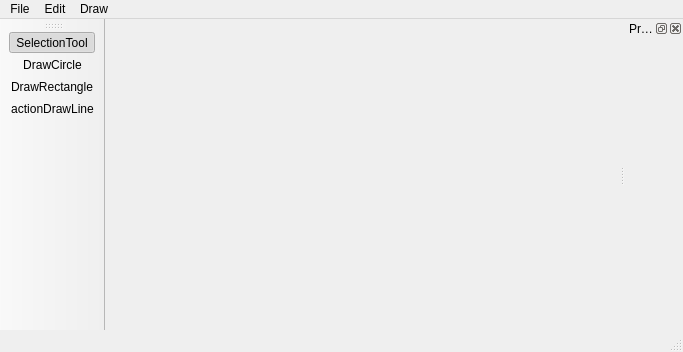
Qt form app/mainwindow.ui (bruceoutdoors/DrawingApp) before a commit.
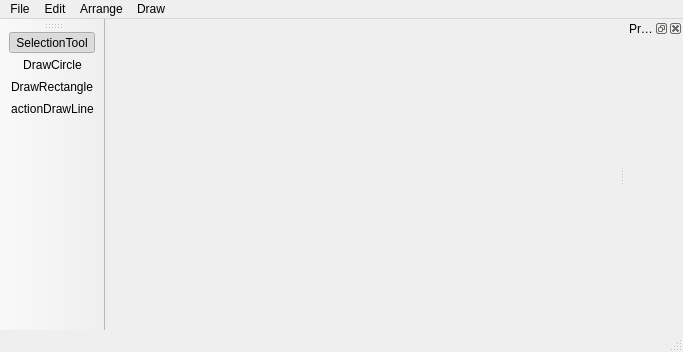
The same form after that commit. Icons and pictures are not drawn.

Commit message: icons, menus, readme

Diff of the .ui file:
```diff
--- a/app/mainwindow.ui
+++ b/app/mainwindow.ui
@@ -48,8 +48,18 @@
     <addaction name="separator"/>
     <addaction name="actionDelete"/>
    </widget>
+   <widget class="QMenu" name="menuArrange">
+    <property name="title">
+     <string>Arrange</string>
+    </property>
+    <addaction name="actionBring_To_Front"/>
+    <addaction name="actionSend_to_Back"/>
+    <addaction name="actionBring_Forward"/>
+    <addaction name="actionSend_Backward"/>
+   </widget>
    <addaction name="menuFile"/>
    <addaction name="menuEdit"/>
+   <addaction name="menuArrange"/>
    <addaction name="menuDraw"/>
   </widget>
   <widget class="QStatusBar" name="statusBar"/>
```
Left out of the diff: 114 changed lines with no effect on the pictures. The commit also changes 12 other files.
